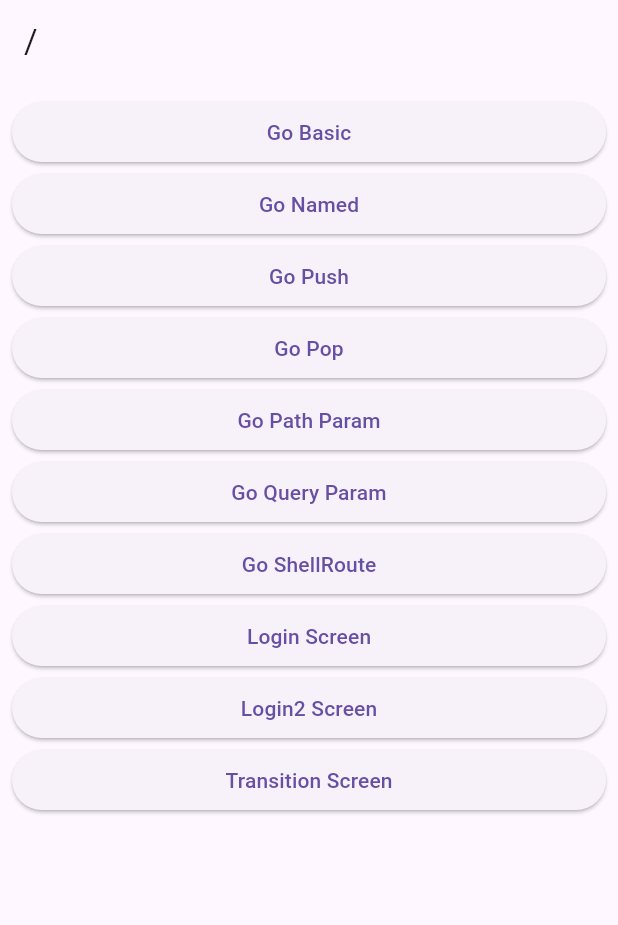
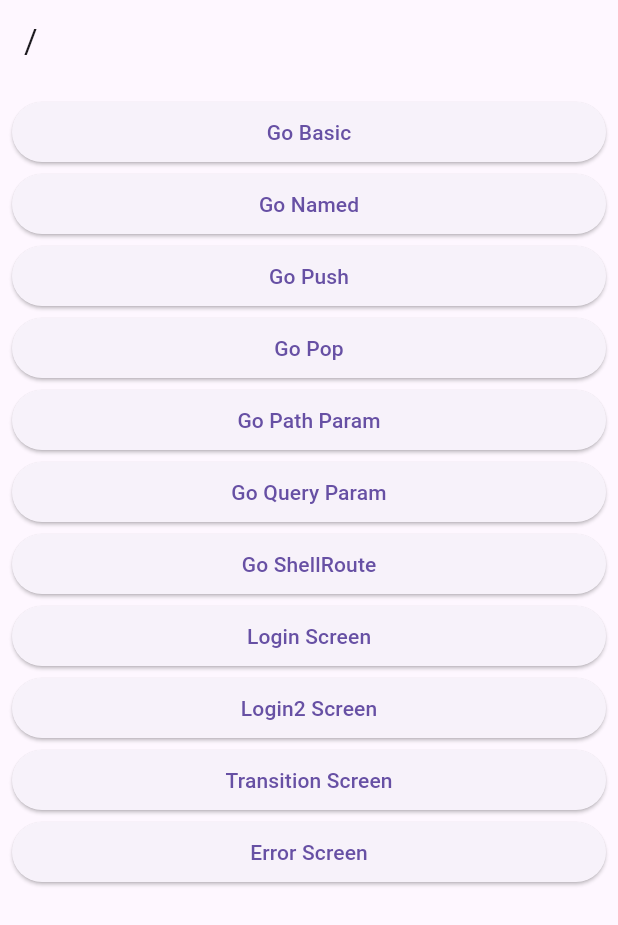
Before and after one commit to KRFLUTTERUG/go-router-example, a Flutter app: the screen it shows after launch, on a phone screen of 412 x 824 dp. Shown: the top 925 px of the screen. Run offline on Flutter 3.47's test engine with Material 3 defaults, Android fonts, the phone set to English and light mode, and no system bars; our stand-ins replace go_router.

Commit message:
feat : error routing

```diff
--- a/lib/route/router.dart
+++ b/lib/route/router.dart
@@ -2,6 +2,7 @@ import 'package:flutter/cupertino.dart';
 import 'package:go_router/go_router.dart';
 import 'package:gorouter/screen/10_transition_screen_1.dart';
 import 'package:gorouter/screen/10_transition_screen_2.dart';
+import 'package:gorouter/screen/11_error_screen.dart';
 import 'package:gorouter/screen/1_basic_screen.dart';
 import 'package:gorouter/screen/2_named_screen.dart';
 import 'package:gorouter/screen/3_push_screen.dart';
@@ -134,4 +135,6 @@ final router = GoRouter(
                       })
                   )]),
           ]),
-    ]);
+    ],
+  errorBuilder: (context, state) => ErrorScreen(error: state.error.toString())
+);
--- a/lib/screen/root_screen.dart
+++ b/lib/screen/root_screen.dart
@@ -39,6 +39,9 @@ class RootScreen extends StatelessWidget {
         ElevatedButton(onPressed: () {
           context.go('/transition');
         }, child: Text('Transition Screen')),
+        ElevatedButton(onPressed: () {
+          context.go('/error');
+        }, child: Text('Error Screen')),
       ]
     ));
   }
```
Also changed, not shown: lib/screen/11_error_screen.dart (added, +24 -0 lines).
